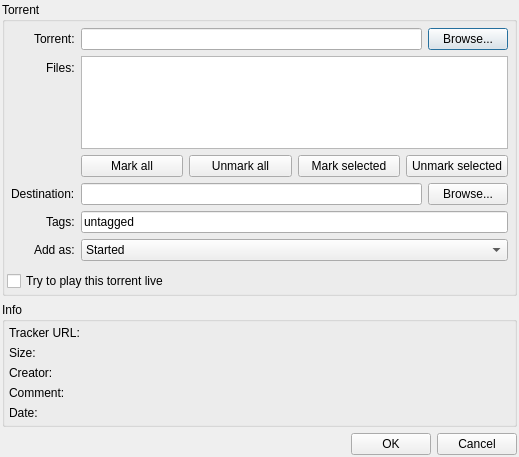
Before: the Qt Designer form src/plugins/bittorrent/addtorrent.ui in 0xd34df00d/leechcraft, drawn with Qt 5.
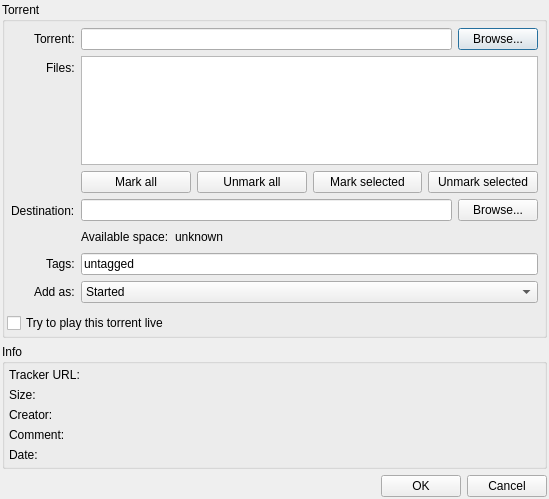
After: the same form once the commit is applied. Icons and pictures are not drawn. Custom widgets are drawn as their Qt base class.

Commit message: Bittorrent: available disk space in 'Add' dialog. (feature_453)

```diff
--- a/src/plugins/bittorrent/addtorrent.ui
+++ b/src/plugins/bittorrent/addtorrent.ui
@@ -6,8 +6,8 @@
    <rect>
     <x>0</x>
     <y>0</y>
-    <width>519</width>
-    <height>457</height>
+    <width>549</width>
+    <height>499</height>
    </rect>
   </property>
   <property name="windowTitle">
@@ -136,7 +136,9 @@
          </widget>
         </item>
         <item row="2" column="1">
-         <layout class="QHBoxLayout">
+         <layout class="QVBoxLayout" name="verticalLayout_3">
+          <item>
+           <layout class="QHBoxLayout" name="horizontalLayout">
           <item>
            <widget class="QLineEdit" name="Destination_"/>
           </item>
@@ -146,6 +148,39 @@
              <string>Browse...</string>
             </property>
            </widget>
+            </item>
+           </layout>
+          </item>
+          <item>
+           <layout class="QHBoxLayout" name="horizontalLayout_2">
+            <item>
+             <widget class="QLabel" name="label_9">
+              <property name="text">
+               <string>Available space:</string>
+              </property>
+             </widget>
+            </item>
+            <item>
+             <widget class="QLabel" name="AvailSpaceLabel_">
+              <property name="text">
+               <string>unknown</string>
+              </property>
+             </widget>
+            </item>
+            <item>
+             <spacer name="horizontalSpacer">
+              <property name="orientation">
+               <enum>Qt::Horizontal</enum>
+              </property>
+              <property name="sizeHint" stdset="0">
+               <size>
+                <width>40</width>
+                <height>20</height>
+               </size>
+              </property>
+             </spacer>
+            </item>
+           </layout>
           </item>
          </layout>
         </item>
```
Lines whose indentation alone changed are shown as unchanged. The commit also changes 2 other files.
